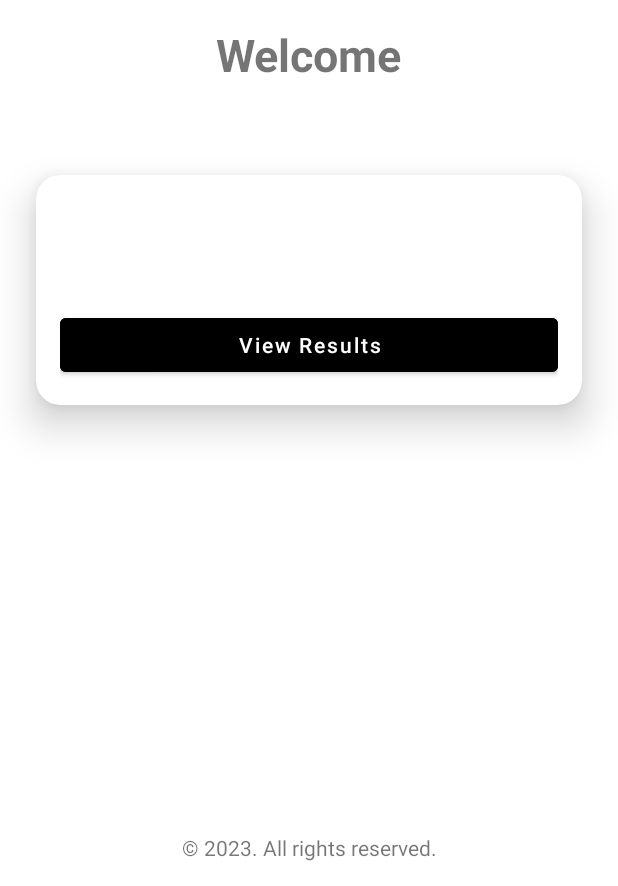
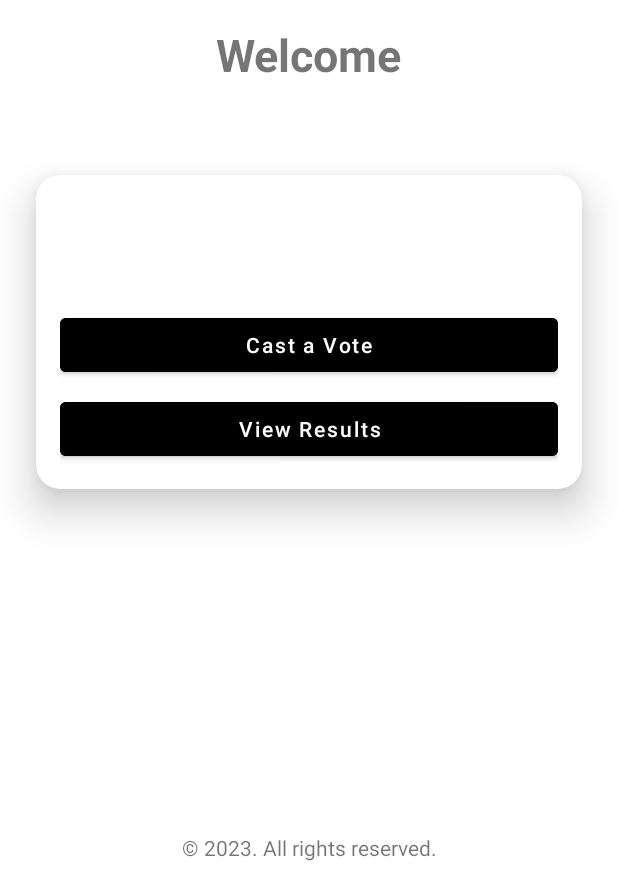
Before and after one commit to iTanmaySah/ElectManit, an Android app: the HomeActivity screen opened directly, with no data from a screen before it, on a phone screen of 412 x 824 dp, the part 350-1236 px from its top. Run offline under Robolectric (Android 15) with nearby library versions, the light colour scheme and no system bars; our stand-ins replace Firebase (no records; nobody signed in at launch, a user with empty details on screens opened directly); 1 statement that could not run was skipped.

Commit message:
better Ui, bug fixes (2)

```diff
--- a/app/src/main/java/com/example/electmanit/activities/AllCandidateActivity.java
+++ b/app/src/main/java/com/example/electmanit/activities/AllCandidateActivity.java
@@ -94,9 +94,9 @@ public class AllCandidateActivity extends AppCompatActivity {
 //                        assert finish != null;
                         if(finish != null) {
                             if (finish.equals("voted")) {
-                                Toast.makeText(AllCandidateActivity.this, "Your vote is already counted", Toast.LENGTH_SHORT).show();
-//                                startActivity(new Intent(AllCandidateActivity.this, VotingActivity.class));
-//                                finish();
+                                Toast.makeText(AllCandidateActivity.this, "Your vote is already counted, You can view results", Toast.LENGTH_SHORT).show();
+                                startActivity(new Intent(AllCandidateActivity.this, ResultActivity.class));
+                                finish();
                             }
                         }
                     }
--- a/app/src/main/java/com/example/electmanit/activities/HomeActivity.java
+++ b/app/src/main/java/com/example/electmanit/activities/HomeActivity.java
@@ -80,6 +80,7 @@ public class HomeActivity extends AppCompatActivity {
                             if(name.equals("admin")){
                                 createBtn.setVisibility(View.VISIBLE);
 
+
                             }else{
                                 createBtn.setVisibility(View.GONE);
 
@@ -119,6 +120,7 @@ public class HomeActivity extends AppCompatActivity {
 
 
 
+
     }//end of oncreate function
 
     @Override
@@ -134,7 +136,6 @@ public class HomeActivity extends AppCompatActivity {
         switch(id){
             case R.id.show_result:
                  startActivity(new Intent(HomeActivity.this, ResultActivity.class));
-
                  return true;
 
              case R.id.log_out:
--- a/app/src/main/java/com/example/electmanit/activities/LoginActivity.java
+++ b/app/src/main/java/com/example/electmanit/activities/LoginActivity.java
@@ -137,7 +137,7 @@ public class LoginActivity extends AppCompatActivity {
                                             });
 
                                 } else {
-                                    Toast.makeText(LoginActivity.this, "User data not found", Toast.LENGTH_SHORT).show();
+                                  //  Toast.makeText(LoginActivity.this, "User data not found", Toast.LENGTH_SHORT).show();
                                 }
                             }
                         }
@@ -151,7 +151,7 @@ public class LoginActivity extends AppCompatActivity {
     }
 });
 
-        forgetPassword.findViewById(R.id.forget_password).setOnClickListener(new View.OnClickListener() {
+        forgetPassword.setOnClickListener(new View.OnClickListener() {
             @Override
             public void onClick(View view) {
                 startActivity(new Intent(LoginActivity.this, ForgetPasswordActivity.class));
--- a/app/src/main/res/layout/activity_home.xml
+++ b/app/src/main/res/layout/activity_home.xml
@@ -83,23 +83,13 @@
                 android:id="@+id/view_candidates_btn"
                 android:layout_width="match_parent"
                 android:layout_height="wrap_content"
-                android:text="View Candidates"
+                android:text="Cast a Vote"
                 android:textAllCaps="false"
-                android:visibility="gone"
+                android:visibility="visible"
                 android:backgroundTint="@color/black"
                 android:padding="8dp"
                 android:layout_marginBottom="8dp" />
 
-            <Button
-                android:id="@+id/give_vote_btn"
-                android:layout_width="match_parent"
-                android:layout_height="wrap_content"
-                android:text="Vote Now"
-                android:textAllCaps="false"
-                android:visibility="gone"
-                android:backgroundTint="@color/black"
-                android:padding="8dp"
-                android:layout_marginBottom="8dp" />
 
             <Button
                 android:id="@+id/result_btn"
--- a/app/src/main/res/layout/activity_result.xml
+++ b/app/src/main/res/layout/activity_result.xml
@@ -38,7 +38,7 @@
             android:layout_height="wrap_content"
             android:layout_gravity="center"
             android:layout_marginTop="16dp"
-            android:text="Result is not issued yet, Please Wait"
+            android:text="Result is not issued yet, Please Vote First"
             android:textSize="20sp"
             android:visibility="gone"
             android:textColor="#757575" />
--- a/app/src/main/res/layout/candidate_layout.xml
+++ b/app/src/main/res/layout/candidate_layout.xml
@@ -7,7 +7,7 @@
     android:elevation="8dp"
     app:cardElevation="8dp"
     app:cardCornerRadius="8dp"
-
+    android:layout_margin="12sp"
     >
 
     <LinearLayout
```
Also changed, not shown: app/src/main/res/layout/candidate_result_layout.xml (+10 -15 lines).
